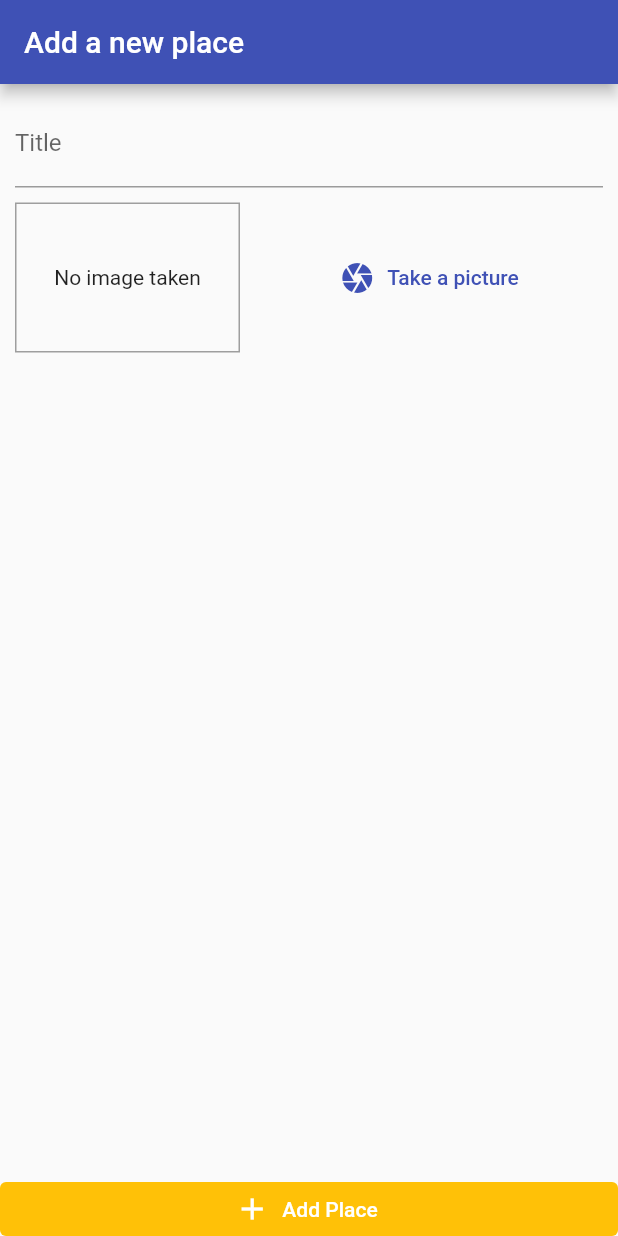
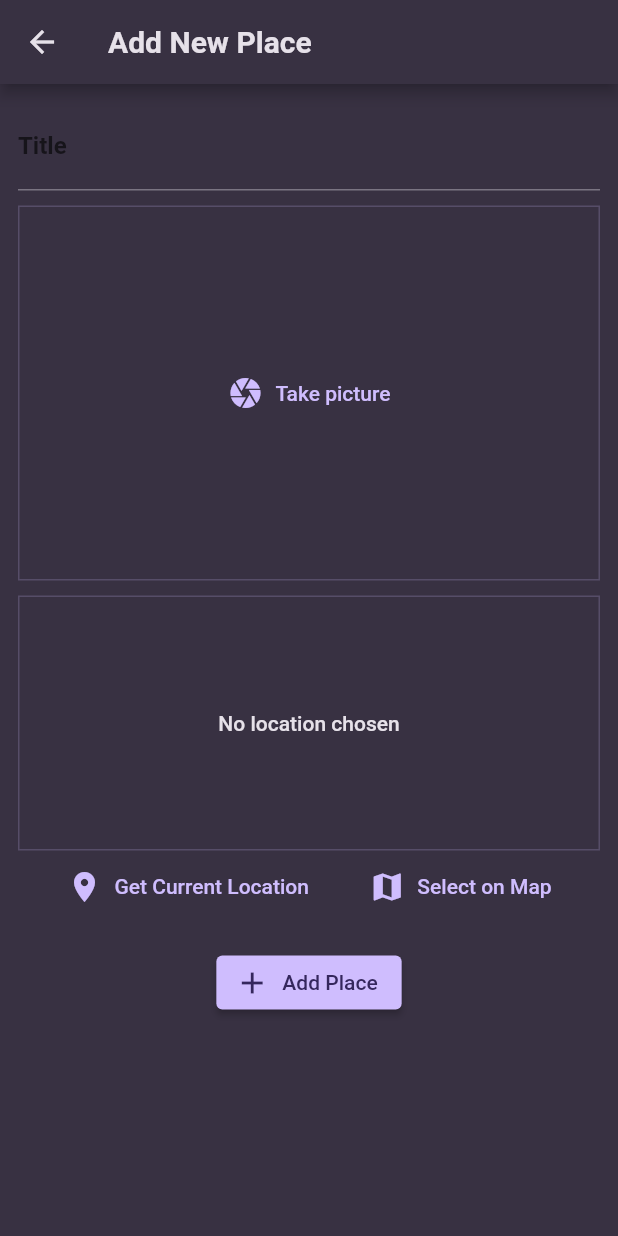
Before and after one commit to felipebss1/flutter_places_app, a Flutter app: the AddPlacePage screen opened directly, on a phone screen of 412 x 824 dp. Run offline on Flutter 3.47's test engine with Material 2 defaults, Android fonts, the phone set to English and light mode, and no system bars; our stand-ins replace flutter_riverpod, google_fonts, image_picker, location.

Commit message:
Content's been remade

```diff
--- a/lib/main.dart
+++ b/lib/main.dart
@@ -1,42 +1,44 @@
 import 'package:flutter/material.dart';
-import 'package:provider/provider.dart';
+import 'package:flutter_places_app/pages/places.dart';
+import 'package:google_fonts/google_fonts.dart';
+import 'package:flutter_riverpod/flutter_riverpod.dart';
 
-import 'package:flutter_places_app/pages/add_place_page.dart';
-import 'package:flutter_places_app/pages/places_list_page.dart';
-import 'package:flutter_places_app/provider/great_places.dart';
+final colorScheme = ColorScheme.fromSeed(
+  seedColor: const Color.fromARGB(255, 102, 6, 247),
+  brightness: Brightness.dark,
+  surface: const Color.fromARGB(255, 56, 49, 66),
+);
 
-void main() => runApp(const MyApp());
+final theme = ThemeData().copyWith(
+    scaffoldBackgroundColor: colorScheme.surface,
+    colorScheme: colorScheme,
+    textTheme: GoogleFonts.ubuntuCondensedTextTheme().copyWith(
+      titleSmall: GoogleFonts.ubuntuCondensed(
+        fontWeight: FontWeight.bold,
+      ),
+      titleMedium: GoogleFonts.ubuntuCondensed(
+        fontWeight: FontWeight.bold,
+      ),
+      titleLarge: GoogleFonts.ubuntuCondensed(
+        fontWeight: FontWeight.bold,
+      ),
+    ));
+
+void main() => runApp(
+      const ProviderScope(
+        child: MyApp(),
+      ),
+    );
 
 class MyApp extends StatelessWidget {
   const MyApp({super.key});
 
   @override
   Widget build(BuildContext context) {
-    final myColorScheme = ColorScheme(
-      primary: Colors.indigo,
-      secondary: Colors.amber,
-      surface: Colors.white,
-      background: Colors.grey[200]!,
-      error: Colors.red,
-      onPrimary: Colors.white,
-      onSecondary: Colors.white,
-      onSurface: Colors.black,
-      onBackground: Colors.black,
-      onError: Colors.white,
-      brightness: Brightness.light,
-    );
-    return ChangeNotifierProvider.value(
-      value: GreatPlaces(),
-      child: MaterialApp(
-        title: 'Great Places',
-        theme: ThemeData(
-          colorScheme: myColorScheme,
-        ),
-        home: PlacesListPage(),
-        routes: {
-          AddPlacePage.routeName:(context) => AddPlacePage(),
-        },
-      ),
+    return MaterialApp(
+      title: 'Great Places',
+      theme: theme,
+      home: const PlacesPage(),
     );
   }
 }
--- a/lib/models/place.dart
+++ b/lib/models/place.dart
@@ -1,26 +1,28 @@
 // ignore_for_file: public_member_api_docs, sort_constructors_first
 import 'dart:io';
+
+import 'package:uuid/uuid.dart';
+
+const uuid = Uuid();
+
+class Place {
+  final String id;
+  final String title;
+  final File image;
+  final PlaceLocation location;
+
+  Place({
+    required this.title,
+    required this.image,
+    required this.location,
+  }) : id = uuid.v4();
+}
 
 class PlaceLocation {
   final double latitude;
   final double longitude;
-  final String? address;
-  PlaceLocation({
-    required this.latitude,
-    required this.longitude,
-    this.address,
-  });
+  final String address;
+
+  PlaceLocation(
+      {required this.latitude, required this.longitude, required this.address});
 }
-
-class Place {
-  final String id;
-  final String title;
-  final PlaceLocation location;
-  final File image;
-  Place({
-    required this.id,
-    required this.title,
-    required this.location,
-    required this.image,
-  });
-}
--- a/lib/pages/add_place_page.dart
+++ b/lib/pages/add_place_page.dart
@@ -1,59 +1,82 @@
+import 'dart:io';
+
 import 'package:flutter/material.dart';
+import 'package:flutter_places_app/models/place.dart';
+import 'package:flutter_places_app/provider/user_places.dart';
 import 'package:flutter_places_app/widgets/image_input.dart';
+import 'package:flutter_places_app/widgets/location_input.dart';
+import 'package:flutter_riverpod/flutter_riverpod.dart';
 
-class AddPlacePage extends StatefulWidget {
+class AddPlacePage extends ConsumerStatefulWidget {
   const AddPlacePage({super.key});
 
-  static const routeName = '/add-place';
+  @override
+  ConsumerState<AddPlacePage> createState() => _AddPlacePageState();
+}
+
+class _AddPlacePageState extends ConsumerState<AddPlacePage> {
+  final _titleController = TextEditingController();
+  File? _selectedImage;
+  PlaceLocation? _selectedLocation;
+
+  void _savePlace() {
+    final enteredTitle = _titleController.text;
+    if (enteredTitle.isEmpty || _selectedImage == null || _selectedLocation == null) {
+      return;
+    }
+
+    ref
+        .read(userPlacesProvider.notifier)
+        .addPlace(enteredTitle, _selectedImage!, _selectedLocation!);
+
+    Navigator.of(context).pop();
+  }
 
   @override
-  State<AddPlacePage> createState() => _AddPlacePageState();
+  void dispose() {
+    _titleController.dispose();
+    super.dispose();
   }
-
-class _AddPlacePageState extends State<AddPlacePage> {
-  final _titleController = TextEditingController();
 
   @override
   Widget build(BuildContext context) {
     return Scaffold(
       appBar: AppBar(
-        title: Text('Add a new place'),
+        title: const Text('Add New Place'),
       ),
-      body: Column(
-        crossAxisAlignment: CrossAxisAlignment.stretch,
-        children: <Widget>[
-          Expanded(
-            child: SingleChildScrollView(
-              child: Padding(
-                padding: const EdgeInsets.all(10.0),
+      body: SingleChildScrollView(
+        padding: const EdgeInsets.all(12),
         child: Column(
-                  children: <Widget>[
+          children: [
             TextField(
-                      decoration: InputDecoration(
-                        labelText: 'Title',
+              decoration: const InputDecoration(labelText: 'Title'),
+              controller: _titleController,
+              style: TextStyle(
+                color: Theme.of(context).colorScheme.onSurface,
               ),
-                      controller: _titleController,
             ),
-                    SizedBox(
+            const SizedBox(
               height: 10,
             ),
-                    ImageInput(),
+            ImageInput(
+              onPickImage: (image) => _selectedImage = image,
+            ),
+            const SizedBox(
+              height: 10,
+            ),
+            LocationInput(onSelectLocation: (location) => _selectedLocation = location,),
+            const SizedBox(
+              height: 16,
+            ),
+            ElevatedButton.icon(
+              onPressed: _savePlace,
+              label: const Text(
+                'Add Place',
+              ),
+              icon: const Icon(Icons.add),
+            ),
           ],
         ),
-              ),
-            ),
-          ),
-          ElevatedButton.icon(
-            onPressed: () {},
-            icon: Icon(Icons.add),
-            label: Text('Add Place'),
-            style: ElevatedButton.styleFrom(
-              elevation: 0,
-              tapTargetSize: MaterialTapTargetSize.shrinkWrap,
-              backgroundColor: Theme.of(context).colorScheme.secondary,
-            ),
-          ),
-        ],
       ),
     );
   }
--- a/lib/provider/great_places.dart
+++ /dev/null
@@ -1,10 +0,0 @@
-import 'package:flutter/foundation.dart';
-import 'package:flutter_places_app/models/place.dart';
-
-class GreatPlaces with ChangeNotifier {
-  List<Place> _items = [];
-
-  List<Place> get items {
-    return [..._items];
-  }
-}
--- /dev/null
+++ b/lib/provider/user_places.dart
@@ -0,0 +1,17 @@
+import 'dart:io';
+
+import 'package:flutter_places_app/models/place.dart';
+import 'package:flutter_riverpod/flutter_riverpod.dart';
+
+class UserPlacesNotifier extends StateNotifier<List<Place>> {
+  UserPlacesNotifier() : super(const []);
+
+  void addPlace(String title, File image, PlaceLocation location) {
+    final newPlace = Place(title: title, image: image, location: location);
+    state = [newPlace, ...state];
+  }
+}
+
+final userPlacesProvider = StateNotifierProvider<UserPlacesNotifier, List<Place>>(
+  (ref) => UserPlacesNotifier(),
+);
--- a/lib/widgets/image_input.dart
+++ b/lib/widgets/image_input.dart
@@ -1,54 +1,71 @@
 import 'dart:io';
 
 import 'package:flutter/material.dart';
+import 'package:image_picker/image_picker.dart';
 
 class ImageInput extends StatefulWidget {
-  const ImageInput({Key? key}) : super(key: key);
+  const ImageInput({super.key, required this.onPickImage});
+
+  final void Function(File image) onPickImage;
 
   @override
   State<ImageInput> createState() => _ImageInputState();
 }
 
 class _ImageInputState extends State<ImageInput> {
-  File? _storedImage;
+  File? _selectedImage;
+
+  void _takePicture() async {
+    final imagePicker = ImagePicker();
+    final pickedImage = await imagePicker.pickImage(
+      source: ImageSource.camera,
+      maxWidth: 600,
+    );
+
+    if (pickedImage == null) {
+      return;
+    }
+
+    setState(() {
+      _selectedImage = File(pickedImage.path);
+    });
+
+    widget.onPickImage(_selectedImage!);
+  }
+
   @override
   Widget build(BuildContext context) {
-    return Row(
-      children: <Widget>[
-        Container(
-          width: 150,
-          height: 100,
-          decoration: BoxDecoration(
-            border: Border.all(
-              width: 1,
-              color: Colors.grey,
-            ),
-          ),
-          child: _storedImage != null
-              ? Image.file(
-                  _storedImage!,
-                  fit: BoxFit.cover,
-                  width: double.infinity,
-                )
-              : Text(
-                  'No image taken',
-                  textAlign: TextAlign.center,
-                ),
-          alignment: Alignment.center,
+    Widget content;
+    if (_selectedImage != null) {
+      content = GestureDetector(
+        onTap: _takePicture,
+        child: Image.file(
+          _selectedImage!,
+          width: double.infinity,
+          height: double.infinity,
+          fit: BoxFit.cover,
         ),
-        SizedBox(
-          width: 10,
+      );
+    } else {
+      content = TextButton.icon(
+        onPressed: _takePicture,
+        label: const Text(
+          'Take picture',
         ),
-        Expanded(
-          child: TextButton.icon(
-            onPressed: () {},
-            icon: Icon(Icons.camera),
-            label: Text('Take a picture'),
-            style: TextButton.styleFrom(
-                foregroundColor: Theme.of(context).colorScheme.primary),
-          ),
+        icon: const Icon(Icons.camera),
+      );
+    }
+
+    return Container(
+      decoration: BoxDecoration(
+        border: Border.all(
+          width: 1,
+          color: Theme.of(context).colorScheme.primary.withOpacity(0.2),
         ),
-      ],
+      ),
+      height: 250,
+      width: double.infinity,
+      child: content,
     );
   }
 }
--- /dev/null
+++ b/lib/widgets/location_input.dart
@@ -0,0 +1,139 @@
+import 'dart:convert';
+
+import 'package:flutter/material.dart';
+import 'package:flutter_places_app/models/place.dart';
+import 'package:location/location.dart';
+import 'package:http/http.dart' as http;
+
+class LocationInput extends StatefulWidget {
+  const LocationInput({super.key, required this.onSelectLocation});
+
+  final void Function(PlaceLocation location) onSelectLocation;
+
+  @override
+  State<LocationInput> createState() => _LocationInputState();
+}
+
+class _LocationInputState extends State<LocationInput> {
+  PlaceLocation? _pickedLocation;
+  var _isGettingLocation = false;
+
+  String get locationImage {
+    if (_pickedLocation == null) {
+      return '';
+    }
+    final lat = _pickedLocation!.latitude;
+    final long = _pickedLocation!.longitude;
+    return 'https://maps.googleapis.com/maps/api/staticmap?center=$lat,$long=&zoom=16&size=600x300&maptype=roadmap&markers=color:blue%7Clabel:A%7C$lat,$long&key=YOUR_API_KEY';
+  }
+
+  void _getCurrentLocation() async {
+    Location location = Location();
+
+    bool serviceEnabled;
+    PermissionStatus permissionGranted;
+    LocationData locationData;
+
+    serviceEnabled = await location.serviceEnabled();
+    if (!serviceEnabled) {
+      serviceEnabled = await location.requestService();
+      if (!serviceEnabled) {
+        return;
+      }
+    }
+
+    permissionGranted = await location.hasPermission();
+    if (permissionGranted == PermissionStatus.denied) {
+      permissionGranted = await location.requestPermission();
+      if (permissionGranted != PermissionStatus.granted) {
+        return;
+      }
+    }
+
+    setState(() {
+      _isGettingLocation = true;
+    });
+
+    locationData = await location.getLocation();
+    final lat = locationData.latitude;
+    final long = locationData.longitude;
+
+    if (lat == null || long == null) {
+      return;
+    }
+
+    final url = Uri.parse(
+        'https://maps.googleapis.com/maps/api/geocode/json?latlng=$lat,$long&key=YOUR_API_KEY');
+    final response = await http.get(url);
+    final resData = jsonDecode(response.body);
+    final address = resData['results'][0]['formatted_address'];
+
+    setState(() {
+      _pickedLocation = PlaceLocation(
+        latitude: lat,
+        longitude: long,
+        address: address,
+      );
+      _isGettingLocation = false;
+    });
+
+    widget.onSelectLocation(_pickedLocation!);
+  }
+
+  @override
+  Widget build(BuildContext context) {
+    Widget previewContent = Text(
+      'No location chosen',
+      textAlign: TextAlign.center,
+      style: Theme.of(context).textTheme.bodyLarge!.copyWith(
+            color: Theme.of(context).colorScheme.onSurface,
+          ),
+    );
+
+    if (_pickedLocation != null) {
+      previewContent = Image.network(
+        locationImage,
+        fit: BoxFit.cover,
+        width: double.infinity,
+        height: double.infinity,
+      );
+    }
+
+    if (_isGettingLocation) {
+      previewContent = CircularProgressIndicator();
+    }
+    return Column(
+      children: [
+        Container(
+          height: 170,
+          width: double.infinity,
+          alignment: Alignment.center,
+          decoration: BoxDecoration(
+            border: Border.all(
+              width: 1,
+              color: Theme.of(context).colorScheme.primary.withOpacity(0.2),
+            ),
+          ),
+          child: previewContent,
+        ),
+        Row(
+          mainAxisAlignment: MainAxisAlignment.spaceEvenly,
+          children: [
+            TextButton.icon(
+              icon: Icon(Icons.location_on),
+              label: Text('Get Current Location'),
+              onPressed: _getCurrentLocation,
+            ),
+            TextButton.icon(
+              icon: Icon(Icons.map),
+              label: Text('Select on Map'),
+              onPressed: () {
+                // Open the map
+              },
+            ),
+          ],
+        ),
+      ],
+    );
+  }
+}
```
Also changed, not shown: lib/pages/place_details_page.dart (+71 -0 lines), lib/pages/places.dart (added, +35 -0 lines), lib/pages/places_list_page.dart (deleted, +0 -26 lines), lib/widgets/places_list.dart (added, +52 -0 lines). Lines whose indentation alone changed are shown as unchanged.
